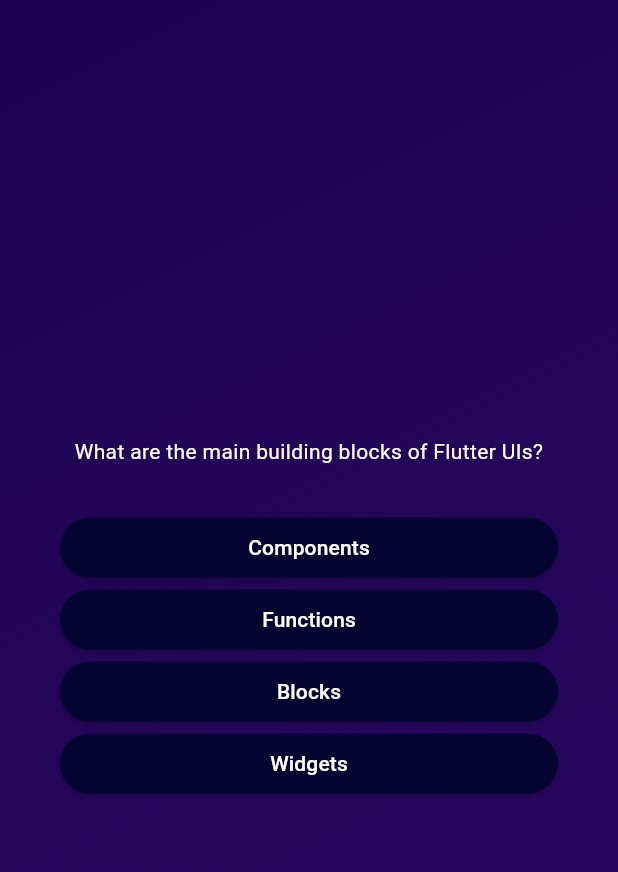
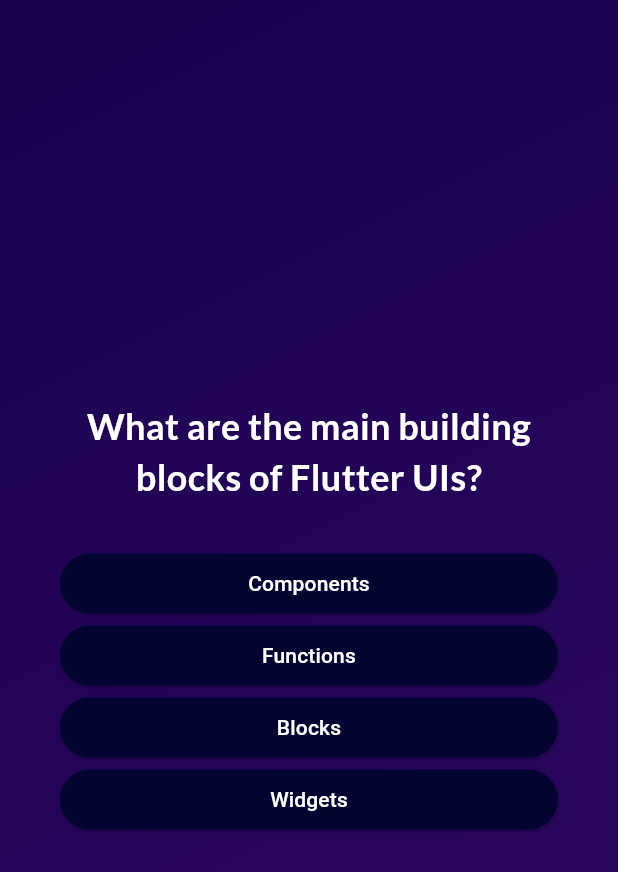
Before and after one commit to aleena6678/flutter_quiz, a Flutter app: the screen it shows after launch, after a tap on "Start Quiz", on a phone screen of 412 x 824 dp. Shown: the top 872 px of the screen. Run offline on Flutter 3.47's test engine with Material 3 defaults, Android fonts, the phone set to English and light mode, and no system bars; our stand-ins replace google_fonts.

Commit message:
google fonts

```diff
--- a/lib/answer_button.dart
+++ b/lib/answer_button.dart
@@ -21,7 +21,10 @@ class AnswerButton extends StatelessWidget {
           borderRadius: BorderRadius.circular(40),
         ),
       ),
-      child: Text(answerText),
+      child: Text(
+        answerText,
+        textAlign: TextAlign.center,
+      ),
     );
   }
 }
--- a/lib/questions_screen.dart
+++ b/lib/questions_screen.dart
@@ -1,6 +1,7 @@
 import 'package:flutter/material.dart';
 import 'package:flutter_quiz/answer_button.dart';
 import 'package:flutter_quiz/data/questions.dart';
+import 'package:google_fonts/google_fonts.dart';
 
 class QuestionsScreen extends StatefulWidget {
   const QuestionsScreen({super.key});
@@ -31,10 +32,12 @@ class _QuestionsScreenState extends State<QuestionsScreen> {
           children: [
             Text(
               currentQuestion.text,
-              style: TextStyle(
+              style: GoogleFonts.lato(
                 color: Colors.white,
+                fontSize: 24,
+                fontWeight: FontWeight.bold,
               ),
-              textAlign: TextAlign.center, // Question get placed on the center horizontally.
+            textAlign: TextAlign.center, // Question get placed on the center horizontally.
             ),
             SizedBox(height: 30),
             // Question with its possible answer options
--- a/pubspec.yaml
+++ b/pubspec.yaml
@@ -34,6 +34,7 @@ dependencies:
   # The following adds the Cupertino Icons font to your application.
   # Use with the CupertinoIcons class for iOS style icons.
   cupertino_icons: ^1.0.8
+  google_fonts: ^6.2.1
 
 dev_dependencies:
   flutter_test:
```
Also changed, not shown: pubspec.lock, 2 other files.
